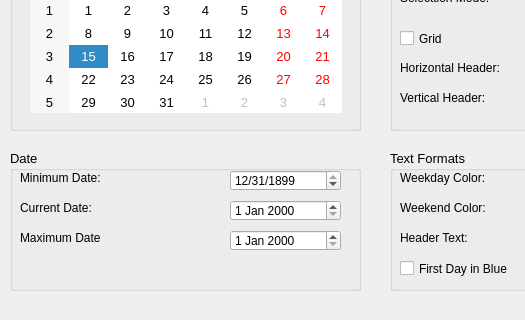
Qt form tugas1.ui (rifqicharisma/TugasGUI_19104031_Rifqi-Alfinnur) before a commit; both pictures show x 0 to 525 and y 133 to 453 of the 821 by 453 pixel window.
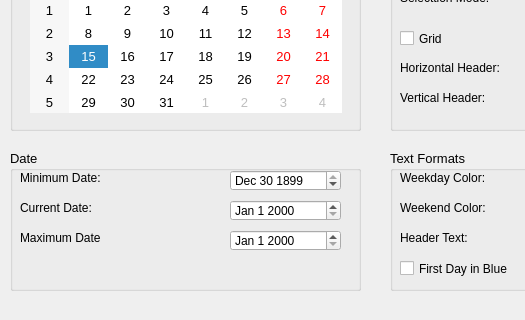
The same form after that commit.

What changed in the file:
```diff
--- a/tugas1.ui
+++ b/tugas1.ui
@@ -397,19 +397,19 @@
      </property>
      <property name="dateTime">
       <datetime>
-       <hour>17</hour>
+       <hour>0</hour>
        <minute>0</minute>
        <second>0</second>
        <year>1899</year>
        <month>12</month>
-       <day>31</day>
+       <day>30</day>
       </datetime>
      </property>
      <property name="currentSection">
       <enum>QDateTimeEdit::DaySection</enum>
      </property>
      <property name="displayFormat">
-      <string>MM/dd/yyyy</string>
+      <string>MMM d yyyy</string>
      </property>
      <property name="timeSpec">
       <enum>Qt::UTC</enum>
@@ -430,6 +430,9 @@
        <pointsize>9</pointsize>
       </font>
      </property>
+     <property name="displayFormat">
+      <string>MMM d yyyy</string>
+     </property>
     </widget>
     <widget class="QDateEdit" name="dateEdit_3">
      <property name="geometry">
@@ -446,6 +449,9 @@
        <pointsize>9</pointsize>
       </font>
      </property>
+     <property name="displayFormat">
+      <string>MMM d yyyy</string>
+     </property>
     </widget>
    </widget>
    <widget class="QGroupBox" name="groupBox_4">
```
Left out of the diff: 2 changed lines with no effect on the pictures.
